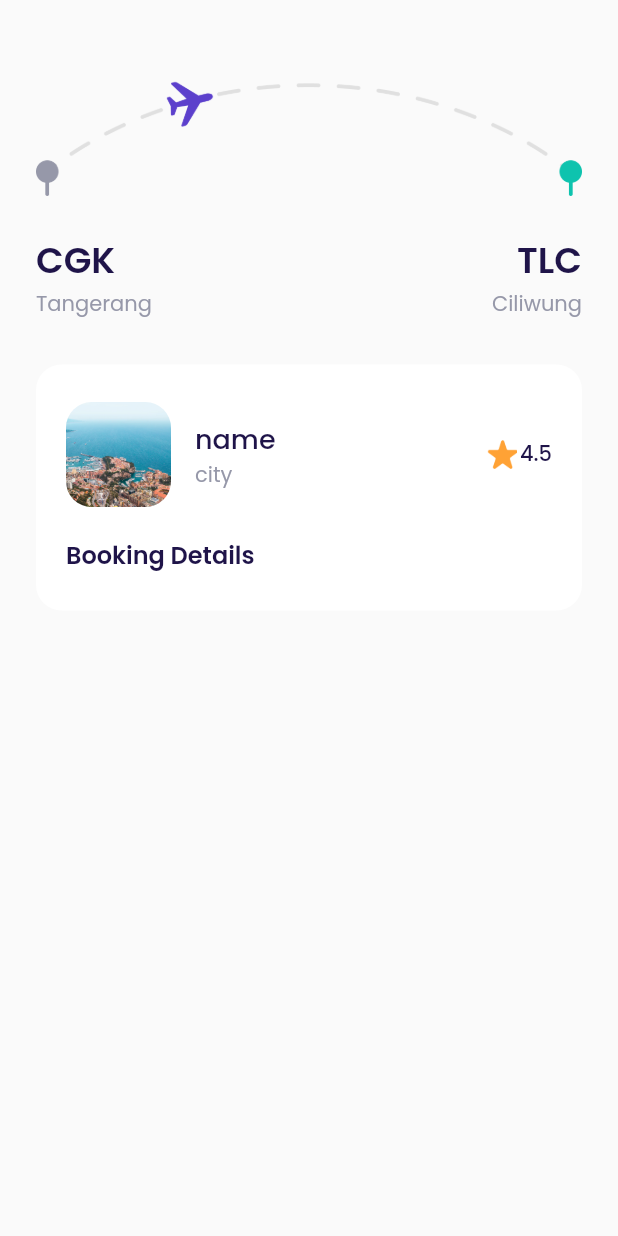
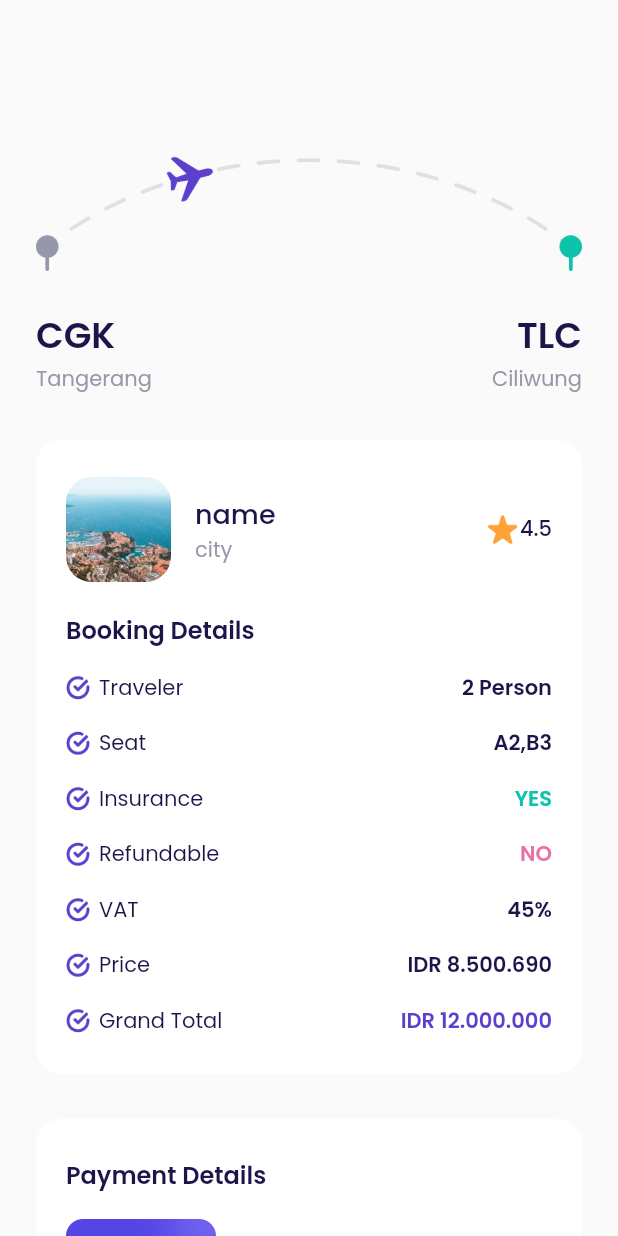
Before and after one commit to pldweb/booking-pesawat, a Flutter app: the CheckoutPage screen opened by its route, on a phone screen of 412 x 824 dp. Run offline on Flutter 3.47's test engine with Material 2 defaults, Android fonts, the phone set to English and light mode, and no system bars; our stand-ins replace google_fonts.

Commit message:
done slicing page

```diff
--- a/lib/main.dart
+++ b/lib/main.dart
@@ -2,6 +2,7 @@
 
 import 'package:booking_pesawat/ui/pages/checkout_page.dart';
 import 'package:booking_pesawat/ui/pages/choose_seat_page.dart';
+import 'package:booking_pesawat/ui/pages/success_checkout_page.dart';
 import 'package:flutter/material.dart';
 import 'package:booking_pesawat/ui/pages/bonus_page.dart';
 import 'package:booking_pesawat/ui/pages/home_page.dart';
@@ -30,6 +31,7 @@ class MyApp extends StatelessWidget {
         '/home': (context) => HomePage(),
         '/choose': (context) => ChooseSeatPage(),
         '/checkout': (context) => CheckoutPage(),
+        '/success': (context) => SuccessCheckoutPage(),
       },
     );
   }
--- a/lib/ui/pages/checkout_page.dart
+++ b/lib/ui/pages/checkout_page.dart
@@ -1,5 +1,7 @@
-// ignore_for_file: prefer_const_constructors, prefer_const_literals_to_create_immutables
+// ignore_for_file: prefer_const_constructors, prefer_const_literals_to_create_immutables, dead_code
 
+import 'package:booking_pesawat/ui/widget/booking_details_item.dart';
+import 'package:booking_pesawat/ui/widget/custom_button.dart';
 import 'package:booking_pesawat/ui/widget/photo_item.dart';
 import 'package:flutter/material.dart';
 import 'package:booking_pesawat/shared/theme.dart';
@@ -9,10 +11,11 @@ class CheckoutPage extends StatelessWidget {
 
   @override
   Widget build(BuildContext context) {
-    return Scaffold(
-      backgroundColor: kBackgroundColor,
-      body: Padding(
-        padding: EdgeInsets.all(defaultMargin),
+    Widget route() {
+      return Container(
+        margin: EdgeInsets.only(
+          top: 50,
+        ),
         child: Column(
           children: [
             Container(
@@ -63,10 +66,15 @@ class CheckoutPage extends StatelessWidget {
                 ),
               ],
             ),
+          ],
+        ),
+      );
 
       // NOTE: DETAIL CHECKOUT
+    }
 
-            Container(
+    Widget bookingDetails() {
+      return Container(
         width: double.infinity,
         margin: EdgeInsets.only(top: 30),
         padding: EdgeInsets.symmetric(
@@ -82,6 +90,7 @@ class CheckoutPage extends StatelessWidget {
         child: Column(
           crossAxisAlignment: CrossAxisAlignment.start,
           children: [
+            // NOTE: DESTINATION TILE
             Row(
               children: [
                 PhotoItem(
@@ -135,6 +144,8 @@ class CheckoutPage extends StatelessWidget {
             SizedBox(
               height: 20,
             ),
+
+            // NOTE: BOOKING DETAILS TEXT
             Text(
               'Booking Details',
               style: blackTextStyle.copyWith(
@@ -142,12 +153,185 @@ class CheckoutPage extends StatelessWidget {
                 fontWeight: semibold,
               ),
             ),
+
+            // NOTE: BOOKING DETAILS ITEM
+            BookingDetailsItem(
+              title: 'Traveler',
+              valueText: '2 Person',
+              valueColor: kBlackColor,
+            ),
+            BookingDetailsItem(
+              title: 'Seat',
+              valueText: 'A2,B3',
+              valueColor: kBlackColor,
+            ),
+            BookingDetailsItem(
+              title: 'Insurance',
+              valueText: 'YES',
+              valueColor: kGreenColor,
+            ),
+            BookingDetailsItem(
+              title: 'Refundable',
+              valueText: 'NO',
+              valueColor: kRedColor,
+            ),
+            BookingDetailsItem(
+              title: 'VAT',
+              valueText: '45%',
+              valueColor: kBlackColor,
+            ),
+            BookingDetailsItem(
+              title: 'Price',
+              valueText: 'IDR 8.500.690',
+              valueColor: kBlackColor,
+            ),
+            BookingDetailsItem(
+              title: 'Grand Total',
+              valueText: 'IDR 12.000.000',
+              valueColor: kPrimaryColor,
+            ),
           ],
+        ),
+      );
+    }
+
+    Widget paymentDetails() {
+      return Container(
+        width: double.infinity,
+        margin: EdgeInsets.only(top: 30),
+        padding: EdgeInsets.symmetric(
+          horizontal: 20,
+          vertical: 25,
+        ),
+        decoration: BoxDecoration(
+          color: kWhiteColor,
+          borderRadius: BorderRadius.circular(
+            defaultRadius,
+          ),
+        ),
+        child: Column(
+          crossAxisAlignment: CrossAxisAlignment.start,
+          children: [
+            Text(
+              'Payment Details',
+              style: blackTextStyle.copyWith(
+                fontSize: 16,
+                fontWeight: semibold,
+              ),
+            ),
+            SizedBox(
+              height: 16,
+            ),
+            Row(
+              children: [
+                Container(
+                  margin: EdgeInsets.only(
+                    right: 16,
+                  ),
+                  width: 100,
+                  height: 70,
+                  decoration: BoxDecoration(
+                    image: DecorationImage(
+                      image: AssetImage(
+                        'assets/image_card.png',
+                      ),
+                    ),
+                  ),
+                  child: Center(
+                    child: Row(
+                      mainAxisAlignment: MainAxisAlignment.center,
+                      children: [
+                        Container(
+                          margin: EdgeInsets.only(
+                            right: 6,
+                          ),
+                          width: 24,
+                          height: 24,
+                          decoration: BoxDecoration(
+                            image: DecorationImage(
+                              image: AssetImage(
+                                'assets/icon_plane.png',
+                              ),
+                            ),
+                          ),
+                        ),
+                        Text(
+                          'Pay',
+                          style: whiteTextStyle.copyWith(
+                            fontSize: 16,
+                            fontWeight: medium,
                           ),
                         ),
                       ],
                     ),
                   ),
+                ),
+                Column(
+                  crossAxisAlignment: CrossAxisAlignment.start,
+                  children: [
+                    Text(
+                      'IDR 80.400.000',
+                      style: blackTextStyle.copyWith(
+                        fontSize: 18,
+                        fontWeight: medium,
+                      ),
+                      overflow: TextOverflow.ellipsis,
+                    ),
+                    Text(
+                      'Current Balance',
+                      style: greyTextStyle,
+                    ),
+                  ],
+                ),
+              ],
+            )
+          ],
+        ),
+      );
+    }
+
+    Widget payNowButton() {
+      return CustomButton(
+        title: 'Pay Now',
+        onPressed: () {
+          Navigator.pushNamed(context, '/success');
+        },
+        margin: EdgeInsets.only(
+          top: 30,
+        ),
+      );
+    }
+
+    Widget tacButton() {
+      return Container(
+        alignment: Alignment.center,
+        margin: EdgeInsets.only(
+          top: 30,
+          bottom: 10,
+        ),
+        child: Text(
+          'Terms and Condition',
+          style: greyTextStyle.copyWith(
+            fontSize: 15,
+            fontWeight: light,
+            decoration: TextDecoration.underline,
+          ),
+        ),
+      );
+    }
+
+    return Scaffold(
+      backgroundColor: kBackgroundColor,
+      body: ListView(
+        padding: EdgeInsets.all(defaultMargin),
+        children: [
+          route(),
+          bookingDetails(),
+          paymentDetails(),
+          payNowButton(),
+          tacButton(),
+        ],
+      ),
     );
   }
 }
--- /dev/null
+++ b/lib/ui/pages/setting_page.dart
@@ -0,0 +1,15 @@
+// ignore_for_file: prefer_const_constructors
+
+import 'package:flutter/material.dart';
+import 'package:booking_pesawat/shared/theme.dart';
+
+class SettingPage extends StatelessWidget {
+  const SettingPage({super.key});
+
+  @override
+  Widget build(BuildContext context) {
+    return Center(
+      child: Text('Setting Page'),
+    );
+  }
+}
--- /dev/null
+++ b/lib/ui/pages/success_checkout_page.dart
@@ -0,0 +1,67 @@
+// ignore_for_file: prefer_const_constructors
+
+import 'package:booking_pesawat/ui/widget/custom_button.dart';
+import 'package:flutter/material.dart';
+import 'package:booking_pesawat/shared/theme.dart';
+
+class SuccessCheckoutPage extends StatelessWidget {
+  const SuccessCheckoutPage({super.key});
+
+  @override
+  Widget build(BuildContext context) {
+    return Scaffold(
+      backgroundColor: kBackgroundColor,
+      body: Center(
+        child: Column(
+          mainAxisAlignment: MainAxisAlignment.center,
+          children: [
+            Container(
+              margin: EdgeInsets.only(
+                bottom: 80,
+              ),
+              width: 300,
+              height: 150,
+              decoration: BoxDecoration(
+                image: DecorationImage(
+                  image: AssetImage(
+                    'assets/image_success.png',
+                  ),
+                ),
+              ),
+            ),
+            Text(
+              'Well Booked 😍',
+              style: blackTextStyle.copyWith(
+                fontSize: 32,
+                fontWeight: semibold,
+              ),
+            ),
+            Container(
+              margin: EdgeInsets.only(
+                bottom: 50,
+              ),
+              padding: EdgeInsets.symmetric(
+                horizontal: 30,
+              ),
+              child: Text(
+                'Are you ready to explore the new world of experiences?',
+                style: greyTextStyle.copyWith(
+                  fontSize: 16,
+                ),
+                textAlign: TextAlign.center,
+              ),
+            ),
+            CustomButton(
+              title: 'My Bookings',
+              onPressed: () {
+                Navigator.pushNamedAndRemoveUntil(
+                    context, '/main', (route) => false);
+              },
+              width: 220,
+            ),
+          ],
+        ),
+      ),
+    );
+  }
+}
--- /dev/null
+++ b/lib/ui/pages/transaction_page.dart
@@ -0,0 +1,15 @@
+// ignore_for_file: prefer_const_constructors
+
+import 'package:flutter/material.dart';
+import 'package:booking_pesawat/shared/theme.dart';
+
+class TransactionPage extends StatelessWidget {
+  const TransactionPage({super.key});
+
+  @override
+  Widget build(BuildContext context) {
+    return Center(
+      child: Text('Transaction Page'),
+    );
+  }
+}
--- /dev/null
+++ b/lib/ui/pages/wallet_page.dart
@@ -0,0 +1,15 @@
+// ignore_for_file: prefer_const_constructors
+
+import 'package:flutter/material.dart';
+import 'package:booking_pesawat/shared/theme.dart';
+
+class WalletPage extends StatelessWidget {
+  const WalletPage({super.key});
+
+  @override
+  Widget build(BuildContext context) {
+    return Center(
+      child: Text('Wallet Page'),
+    );
+  }
+}
--- /dev/null
+++ b/lib/ui/widget/booking_details_item.dart
@@ -0,0 +1,55 @@
+// ignore_for_file: prefer_const_constructors
+
+import 'package:flutter/material.dart';
+import 'package:booking_pesawat/shared/theme.dart';
+
+class BookingDetailsItem extends StatelessWidget {
+  final String title;
+  final String valueText;
+  final Color valueColor;
+
+  const BookingDetailsItem({
+    super.key,
+    required this.title,
+    required this.valueText,
+    required this.valueColor,
+  });
+
+  @override
+  Widget build(BuildContext context) {
+    return Container(
+      margin: EdgeInsets.only(
+        top: 16,
+      ),
+      child: Row(
+        children: [
+          Container(
+            margin: EdgeInsets.only(right: 6),
+            width: 16,
+            height: 16,
+            decoration: BoxDecoration(
+              borderRadius: BorderRadius.circular(defaultRadius),
+              image: DecorationImage(
+                image: AssetImage(
+                  'assets/icon_check.png',
+                ),
+              ),
+            ),
+          ),
+          Text(
+            title,
+            style: blackTextStyle,
+          ),
+          Spacer(),
+          Text(
+            valueText,
+            style: blackTextStyle.copyWith(
+              fontWeight: semibold,
+              color: valueColor,
+            ),
+          ),
+        ],
+      ),
+    );
+  }
+}
```
Lines whose indentation alone changed are shown as unchanged.
